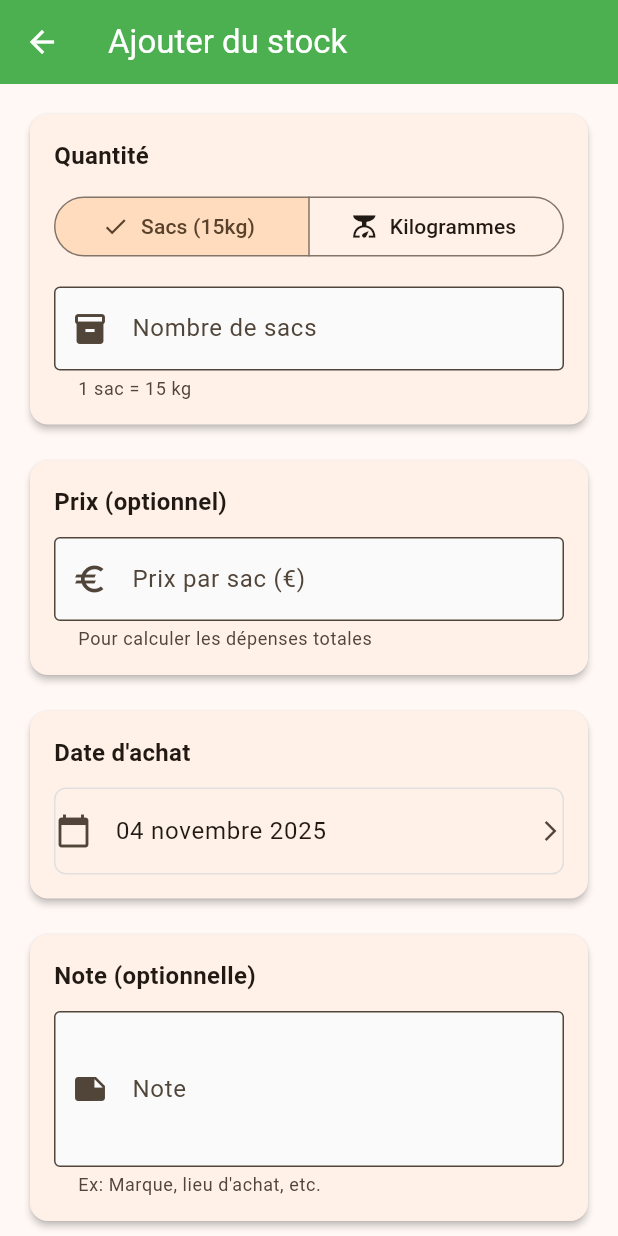
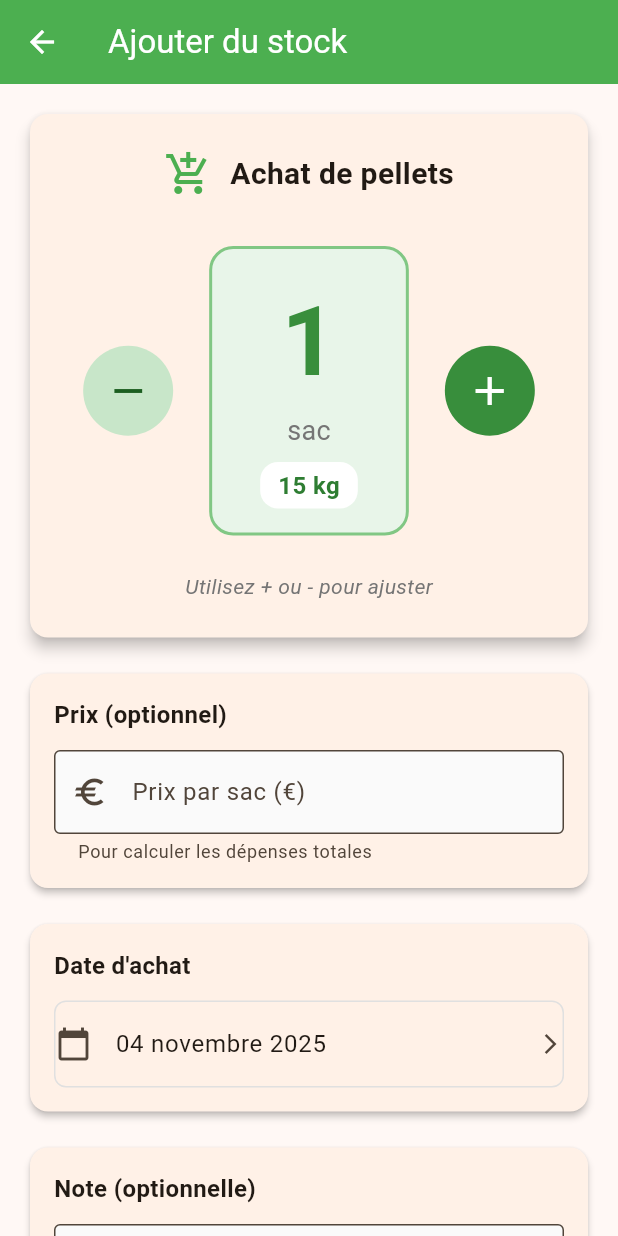
Before and after one commit to doz-technology/doz-technology.github.io, a Flutter app: the screen it shows after launch, after a tap on an icon or button, on a phone screen of 412 x 824 dp. Run offline on Flutter 3.47's test engine with Material 3 defaults, Android fonts, the phone set to English and light mode, and no system bars; our stand-ins replace fl_chart, shared_preferences.

Commit message:
Simplification page ajout stock - design identique consommation
Modifications :
- Interface compteur +/- pour sacs (identique à consommation)
- Grand compteur central avec affichage en vert
- Suppression choix sacs/kg (toujours en sacs)
- Prix par sac (calculé automatiquement en prix/kg)
- Interface épurée et cohérente
- Boutons + et - verts pour cohérence visuelle
- Affichage automatique du poids en kg

Les deux pages (achat/consommation) ont maintenant le même design intuitif.

```diff
--- a/pellet_tracker/lib/screens/add_stock_screen.dart
+++ b/pellet_tracker/lib/screens/add_stock_screen.dart
@@ -13,20 +13,32 @@ class AddStockScreen extends StatefulWidget {
 
 class _AddStockScreenState extends State<AddStockScreen> {
   final _formKey = GlobalKey<FormState>();
-  final _quantityController = TextEditingController();
   final _priceController = TextEditingController();
   final _noteController = TextEditingController();
 
   DateTime _selectedDate = DateTime.now();
-  bool _isInBags = true; // true = sacs, false = kg
+  int _numberOfBags = 1; // Nombre de sacs achetés
   bool _isSaving = false;
 
   @override
   void dispose() {
-    _quantityController.dispose();
     _priceController.dispose();
     _noteController.dispose();
     super.dispose();
+  }
+
+  void _incrementBags() {
+    setState(() {
+      _numberOfBags++;
+    });
+  }
+
+  void _decrementBags() {
+    if (_numberOfBags > 1) {
+      setState(() {
+        _numberOfBags--;
+      });
+    }
   }
 
   Future<void> _selectDate() async {
@@ -44,18 +56,15 @@ class _AddStockScreenState extends State<AddStockScreen> {
   }
 
   Future<void> _saveTransaction() async {
-    if (!_formKey.currentState!.validate()) return;
-
     setState(() => _isSaving = true);
 
     try {
-      final quantity = double.parse(_quantityController.text);
-      final quantityInKg = _isInBags ? quantity * 15 : quantity;
+      final quantityInKg = _numberOfBags * 15.0;
 
       double? pricePerKg;
       if (_priceController.text.isNotEmpty) {
-        final price = double.parse(_priceController.text.replaceAll(',', '.'));
-        pricePerKg = _isInBags ? price / 15 : price;
+        final pricePerBag = double.parse(_priceController.text.replaceAll(',', '.'));
+        pricePerKg = pricePerBag / 15;
       }
 
       final transaction = PelletTransaction(
@@ -73,7 +82,7 @@ class _AddStockScreenState extends State<AddStockScreen> {
         ScaffoldMessenger.of(context).showSnackBar(
           SnackBar(
             content: Text(
-              'Stock ajouté : ${quantityInKg.toStringAsFixed(0)} kg',
+              'Stock ajouté : $_numberOfBags sac${_numberOfBags > 1 ? 's' : ''} (${quantityInKg.toStringAsFixed(0)} kg)',
             ),
             backgroundColor: Colors.green,
           ),
@@ -110,74 +119,117 @@ class _AddStockScreenState extends State<AddStockScreen> {
           padding: const EdgeInsets.all(16),
           children: [
             Card(
+              elevation: 4,
               child: Padding(
-                padding: const EdgeInsets.all(16),
+                padding: const EdgeInsets.all(24),
                 child: Column(
-                  crossAxisAlignment: CrossAxisAlignment.start,
                   children: [
-                    const Text(
-                      'Quantité',
-                      style: TextStyle(
-                        fontSize: 16,
-                        fontWeight: FontWeight.bold,
-                      ),
-                    ),
-                    const SizedBox(height: 12),
-                    Row(
+                    const Row(
+                      mainAxisAlignment: MainAxisAlignment.center,
                       children: [
-                        Expanded(
-                          child: SegmentedButton<bool>(
-                            segments: const [
-                              ButtonSegment(
-                                value: true,
-                                label: Text('Sacs (15kg)'),
-                                icon: Icon(Icons.shopping_bag),
-                              ),
-                              ButtonSegment(
-                                value: false,
-                                label: Text('Kilogrammes'),
-                                icon: Icon(Icons.scale),
-                              ),
-                            ],
-                            selected: {_isInBags},
-                            onSelectionChanged: (Set<bool> newSelection) {
-                              setState(() {
-                                _isInBags = newSelection.first;
-                              });
-                            },
+                        Icon(
+                          Icons.add_shopping_cart,
+                          size: 32,
+                          color: Colors.green,
+                        ),
+                        SizedBox(width: 12),
+                        Text(
+                          'Achat de pellets',
+                          style: TextStyle(
+                            fontSize: 20,
+                            fontWeight: FontWeight.bold,
                           ),
                         ),
                       ],
                     ),
-                    const SizedBox(height: 16),
-                    TextFormField(
-                      controller: _quantityController,
-                      decoration: InputDecoration(
-                        labelText: _isInBags ? 'Nombre de sacs' : 'Poids (kg)',
-                        prefixIcon: const Icon(Icons.inventory),
-                        border: const OutlineInputBorder(),
-                        helperText: _isInBags
-                            ? '1 sac = 15 kg'
-                            : 'Entrez le poids total',
-                      ),
-                      keyboardType: const TextInputType.numberWithOptions(
-                        decimal: true,
-                      ),
-                      inputFormatters: [
-                        FilteringTextInputFormatter.allow(
-                          RegExp(r'^\d+\.?\d{0,2}'),
+                    const SizedBox(height: 32),
+                    Row(
+                      mainAxisAlignment: MainAxisAlignment.center,
+                      children: [
+                        IconButton.filled(
+                          onPressed: _decrementBags,
+                          icon: const Icon(Icons.remove),
+                          iconSize: 32,
+                          style: IconButton.styleFrom(
+                            backgroundColor: Colors.green[100],
+                            foregroundColor: Colors.green[900],
+                            minimumSize: const Size(60, 60),
+                          ),
+                        ),
+                        const SizedBox(width: 24),
+                        Container(
+                          padding: const EdgeInsets.symmetric(
+                            horizontal: 32,
+                            vertical: 16,
+                          ),
+                          decoration: BoxDecoration(
+                            color: Colors.green[50],
+                            borderRadius: BorderRadius.circular(16),
+                            border: Border.all(
+                              color: Colors.green[300]!,
+                              width: 2,
+                            ),
+                          ),
+                          child: Column(
+                            children: [
+                              Text(
+                                '$_numberOfBags',
+                                style: TextStyle(
+                                  fontSize: 64,
+                                  fontWeight: FontWeight.bold,
+                                  color: Colors.green[700],
+                                ),
+                              ),
+                              Text(
+                                'sac${_numberOfBags > 1 ? 's' : ''}',
+                                style: TextStyle(
+                                  fontSize: 18,
+                                  color: Colors.grey[600],
+                                ),
+                              ),
+                              const SizedBox(height: 8),
+                              Container(
+                                padding: const EdgeInsets.symmetric(
+                                  horizontal: 12,
+                                  vertical: 4,
+                                ),
+                                decoration: BoxDecoration(
+                                  color: Colors.white,
+                                  borderRadius: BorderRadius.circular(12),
+                                ),
+                                child: Text(
+                                  '${_numberOfBags * 15} kg',
+                                  style: TextStyle(
+                                    fontSize: 16,
+                                    fontWeight: FontWeight.w600,
+                                    color: Colors.green[800],
+                                  ),
+                                ),
+                              ),
+                            ],
+                          ),
+                        ),
+                        const SizedBox(width: 24),
+                        IconButton.filled(
+                          onPressed: _incrementBags,
+                          icon: const Icon(Icons.add),
+                          iconSize: 32,
+                          style: IconButton.styleFrom(
+                            backgroundColor: Colors.green[700],
+                            foregroundColor: Colors.white,
+                            minimumSize: const Size(60, 60),
+                          ),
                         ),
                       ],
-                      validator: (value) {
-                        if (value == null || value.isEmpty) {
-                          return 'Veuillez entrer une quantité';
-                        }
-                        final num = double.tryParse(value);
-                        if (num == null || num <= 0) {
-                          return 'Veuillez entrer un nombre valide';
-                        }
-                        return null;
-                      },
+                    ),
+                    const SizedBox(height: 24),
+                    Text(
+                      'Utilisez + ou - pour ajuster',
+                      style: TextStyle(
+                        fontSize: 14,
+                        color: Colors.grey[600],
+                        fontStyle: FontStyle.italic,
+                      ),
                     ),
                   ],
                 ),
@@ -200,10 +252,10 @@ class _AddStockScreenState extends State<AddStockScreen> {
                     const SizedBox(height: 12),
                     TextFormField(
                       controller: _priceController,
-                      decoration: InputDecoration(
-                        labelText: _isInBags ? 'Prix par sac (€)' : 'Prix par kg (€)',
-                        prefixIcon: const Icon(Icons.euro),
-                        border: const OutlineInputBorder(),
+                      decoration: const InputDecoration(
+                        labelText: 'Prix par sac (€)',
+                        prefixIcon: Icon(Icons.euro),
+                        border: OutlineInputBorder(),
                         helperText: 'Pour calculer les dépenses totales',
                       ),
                       keyboardType: const TextInputType.numberWithOptions(
```
